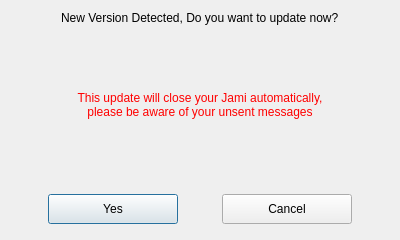
This is updateconfirmdialog.ui in savoirfairelinux/jami-client-windows as Qt 5 draws it before an edit. The edited form follows.
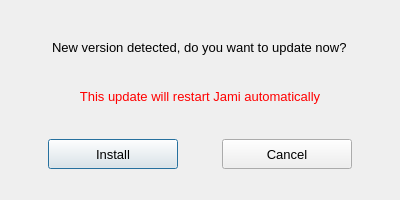
This is the edited form.

Diff of the .ui file:
```diff
--- a/updateconfirmdialog.ui
+++ b/updateconfirmdialog.ui
@@ -10,7 +10,7 @@
     <x>0</x>
     <y>0</y>
     <width>400</width>
-    <height>240</height>
+    <height>200</height>
    </rect>
   </property>
   <property name="sizePolicy">
@@ -22,13 +22,13 @@
   <property name="minimumSize">
    <size>
     <width>400</width>
-    <height>240</height>
+    <height>200</height>
    </size>
   </property>
   <property name="maximumSize">
    <size>
     <width>400</width>
-    <height>240</height>
+    <height>200</height>
    </size>
   </property>
   <property name="windowTitle">
@@ -37,7 +37,23 @@
   <property name="styleSheet">
    <string notr="true"/>
   </property>
-  <layout class="QVBoxLayout" name="verticalLayout" stretch="0,0,0,0,0,0">
+  <layout class="QVBoxLayout" name="verticalLayout" stretch="0,0,0,0,0,0,0">
+   <item>
+    <spacer name="verticalSpacer_4">
+     <property name="orientation">
+      <enum>Qt::Vertical</enum>
+     </property>
+     <property name="sizeType">
+      <enum>QSizePolicy::Expanding</enum>
+     </property>
+     <property name="sizeHint" stdset="0">
+      <size>
+       <width>20</width>
+       <height>40</height>
+      </size>
+     </property>
+    </spacer>
+   </item>
    <item alignment="Qt::AlignHCenter">
     <widget class="QLabel" name="labelDeletion">
      <property name="maximumSize">
@@ -48,11 +64,11 @@
      </property>
      <property name="font">
       <font>
-       <pointsize>9</pointsize>
+       <pointsize>10</pointsize>
       </font>
      </property>
      <property name="text">
-      <string>New Version Detected, Do you want to update now?</string>
+      <string>New version detected, do you want to update now?</string>
      </property>
     </widget>
    </item>
@@ -62,12 +78,12 @@
       <enum>Qt::Vertical</enum>
      </property>
      <property name="sizeType">
-      <enum>QSizePolicy::Fixed</enum>
+      <enum>QSizePolicy::Expanding</enum>
      </property>
      <property name="sizeHint" stdset="0">
       <size>
        <width>20</width>
-       <height>10</height>
+       <height>40</height>
       </size>
      </property>
     </spacer>
@@ -88,14 +104,14 @@
      </property>
      <property name="font">
       <font>
-       <pointsize>9</pointsize>
+       <pointsize>10</pointsize>
       </font>
      </property>
      <property name="styleSheet">
       <string notr="true">color: red;</string>
      </property>
      <property name="text">
-      <string>This update will close your Jami automatically, please be aware of your unsent messages</string>
+      <string>This update will restart Jami automatically</string>
      </property>
      <property name="alignment">
       <set>Qt::AlignCenter</set>
@@ -114,12 +130,12 @@
       <enum>Qt::Vertical</enum>
      </property>
      <property name="sizeType">
-      <enum>QSizePolicy::Fixed</enum>
+      <enum>QSizePolicy::Expanding</enum>
      </property>
      <property name="sizeHint" stdset="0">
       <size>
        <width>20</width>
-       <height>20</height>
+       <height>40</height>
       </size>
      </property>
     </spacer>
@@ -173,7 +189,7 @@
        </property>
        <property name="font">
         <font>
-         <pointsize>9</pointsize>
+         <pointsize>10</pointsize>
         </font>
        </property>
        <property name="toolTip">
@@ -183,7 +199,7 @@
         <string notr="true"/>
        </property>
        <property name="text">
-        <string>Yes</string>
+        <string>Install</string>
        </property>
       </widget>
      </item>
@@ -216,7 +232,7 @@
        </property>
        <property name="font">
         <font>
-         <pointsize>9</pointsize>
+         <pointsize>10</pointsize>
         </font>
        </property>
        <property name="toolTip">
@@ -256,7 +272,7 @@
      <property name="sizeHint" stdset="0">
       <size>
        <width>20</width>
-       <height>5</height>
+       <height>20</height>
       </size>
      </property>
     </spacer>
```
Left out of the diff: 2 changed lines with no effect on the pictures.
